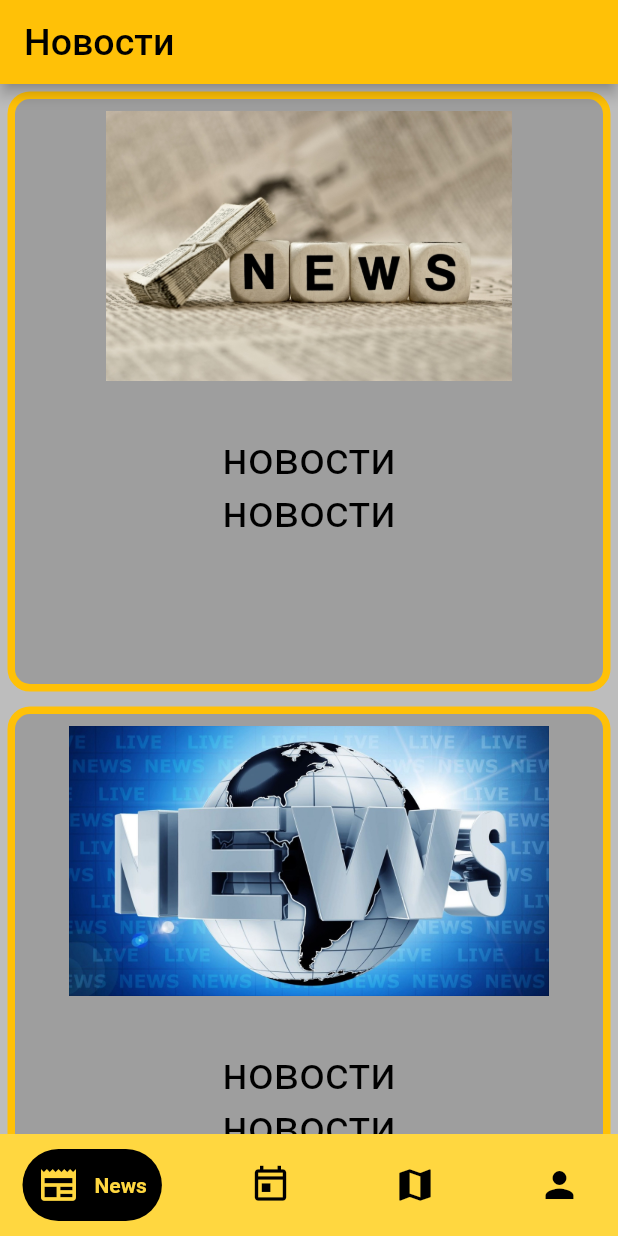
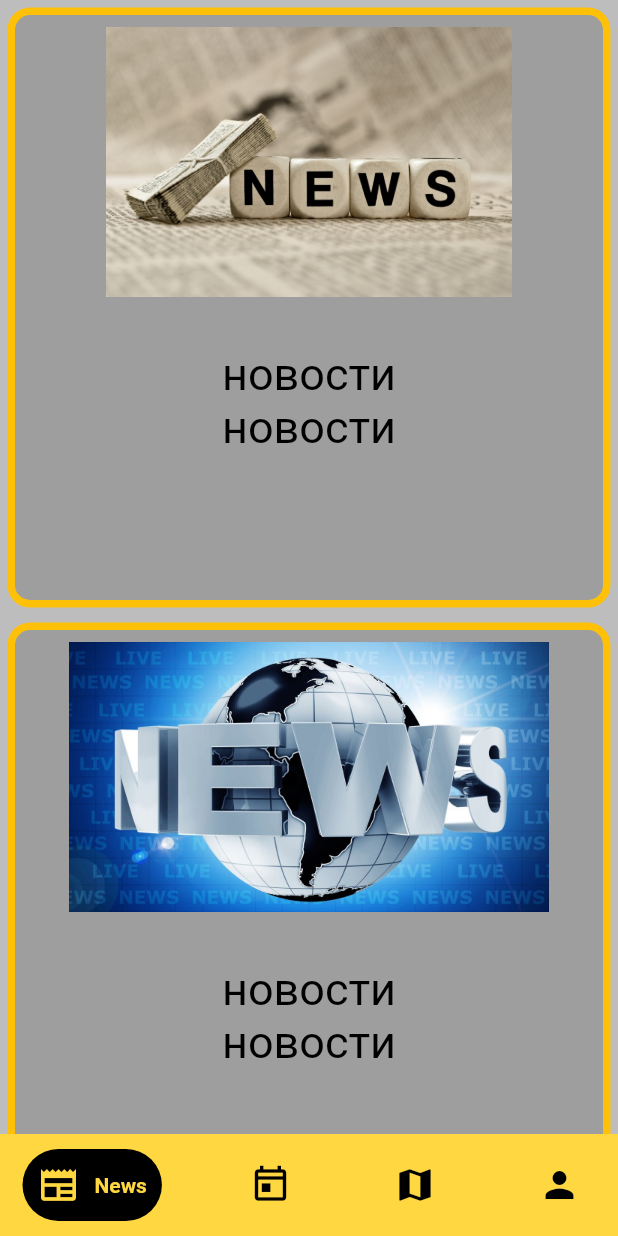
Before and after one commit to cpt-lecras/radik_project, a Flutter app: the screen it shows after launch, on a phone screen of 412 x 824 dp. Run offline on Flutter 3.47's test engine with Material 2 defaults, Android fonts, the phone set to English and light mode, and no system bars; drawn by our look-alikes of google_nav_bar; our stand-ins replace date_picker_timeline, getwidget, styled_widget.

Commit message:
shedule changed

```diff
--- a/lib/Homepage.dart
+++ b/lib/Homepage.dart
@@ -42,9 +42,9 @@ class _HomePage extends State<HomePage> {
     return Scaffold(
       //appbar
 
-        appBar: AppBar(
+        /*appBar: AppBar(
           title: TextOp.elementAt(selectedIndex),
-        ),
+        ),*/
         backgroundColor: Colors.black26,
         body: SafeArea(
           child: Center(
```
